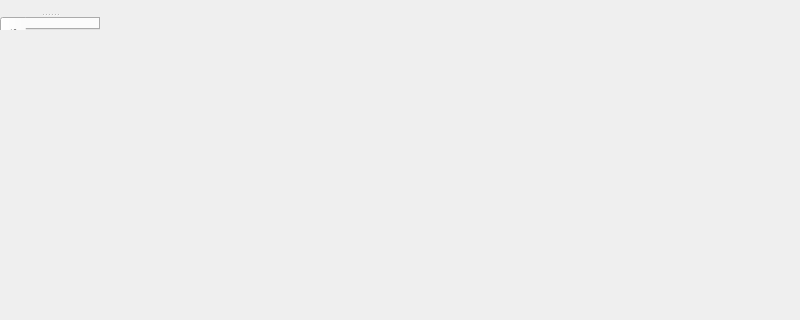
Old version of the form src/MainWindow.ui in the repository drunkflystudio/client; both pictures show x 0 to 800 and y 0 to 320 of the 800 by 600 pixel window.
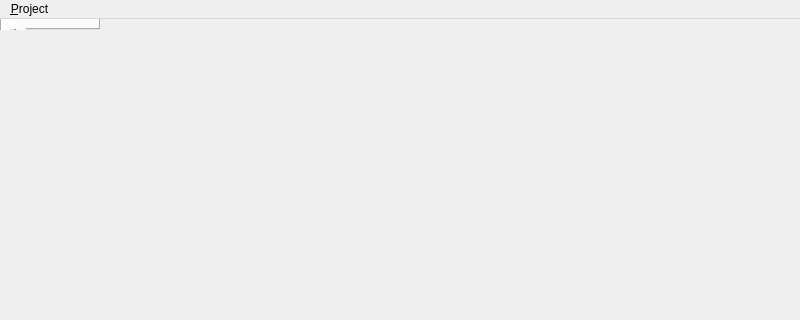
New version of the form. Icons and pictures are not drawn. Custom widgets are drawn as their Qt base class.

What changed in the file:
```diff
--- a/src/MainWindow.ui
+++ b/src/MainWindow.ui
@@ -80,6 +80,13 @@
      <height>33</height>
     </rect>
    </property>
+   <widget class="QMenu" name="menuProject">
+    <property name="title">
+     <string>&amp;Project</string>
+    </property>
+    <addaction name="actionLogout"/>
+   </widget>
+   <addaction name="menuProject"/>
   </widget>
   <widget class="QStatusBar" name="statusBar"/>
  </widget>
```
Left out of the diff: 10 changed lines with no effect on the pictures.
